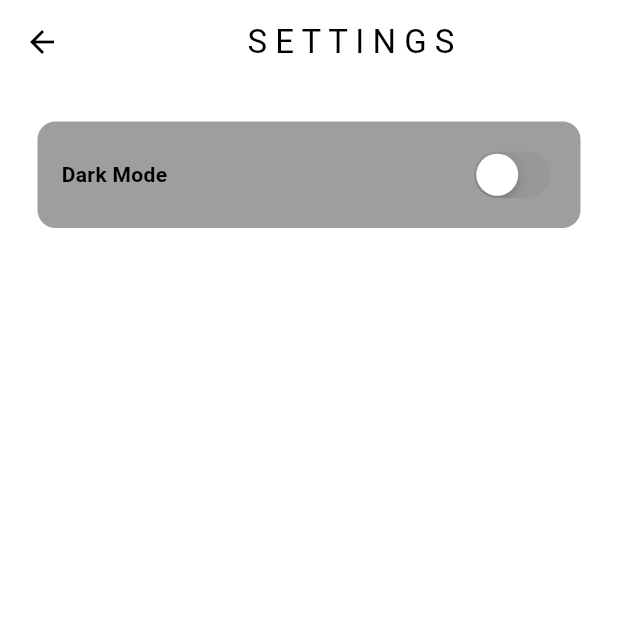
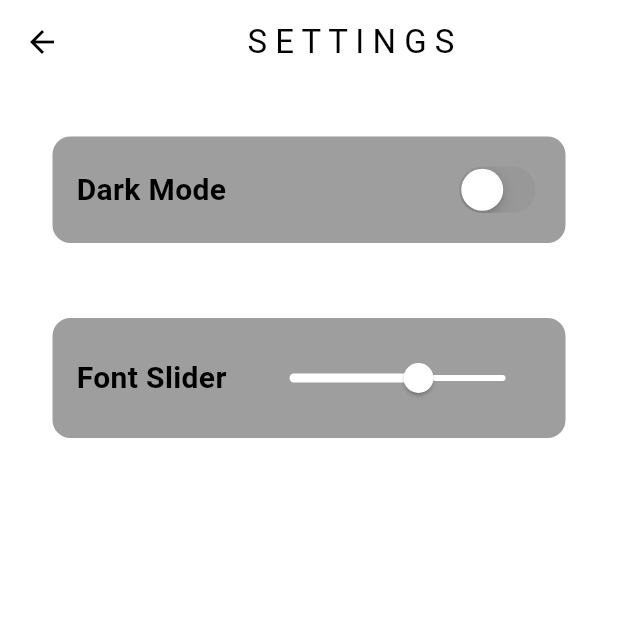
Before and after one commit to ceogyamfi/ALIN, a Flutter app: the screen it shows after launch, in the side drawer, after a tap on "S E T T I N G S", on a phone screen of 412 x 824 dp, the top half of it. Run offline on Flutter 3.47's test engine with Material 3 defaults, Android fonts, the phone set to English and light mode, and no system bars.

Commit message:
implemented the slider feature and it dynamically updates across screen with a Provider reference

```diff
--- /dev/null
+++ b/alin_ai/lib/font_control/fontslider_provider.dart
@@ -0,0 +1,12 @@
+import 'package:flutter/material.dart';
+
+class FontSliderProvider with ChangeNotifier {
+  double _value = 20;
+
+  double get value => _value;
+
+  void increment(double val) {
+    _value = val;
+    notifyListeners();
+  }
+}
--- a/alin_ai/lib/main.dart
+++ b/alin_ai/lib/main.dart
@@ -1,11 +1,17 @@
+import 'package:alin_ai/font_control/fontslider_provider.dart';
 import 'package:alin_ai/pages/home_page.dart';
 import 'package:alin_ai/theme/theme_provider.dart';
 import 'package:flutter/material.dart';
 import 'package:provider/provider.dart';
 
 void main() {
-  runApp(ChangeNotifierProvider(
-    create: (context) => ThemeProvider(),
+  runApp(MultiProvider(
+    providers: [
+      ChangeNotifierProvider(
+        create: (context) => ThemeProvider(),
+      ),
+      ChangeNotifierProvider(create: (context) => FontSliderProvider()),
+    ],
     child: const MainApp(),
   ));
 }
--- /dev/null
+++ b/alin_ai/lib/pages/dark_mode_toggle.dart
@@ -0,0 +1,40 @@
+import 'package:flutter/material.dart';
+import 'package:flutter/cupertino.dart';
+import 'package:alin_ai/font_control/fontslider_provider.dart';
+import 'package:alin_ai/theme/theme_provider.dart';
+import 'package:provider/provider.dart';
+
+class DarkModeContainer extends StatelessWidget {
+  const DarkModeContainer({super.key});
+
+  @override
+  Widget build(BuildContext context) {
+    return Container(
+      decoration: BoxDecoration(
+        color: Theme.of(context).colorScheme.primary,
+        borderRadius: BorderRadius.circular(12),
+      ),
+      padding: const EdgeInsets.all(16),
+      margin: const EdgeInsets.all(25),
+      child: Row(
+        mainAxisAlignment: MainAxisAlignment.spaceBetween,
+        children: [
+          Text(
+            "Dark Mode",
+            style: TextStyle(
+              fontWeight: FontWeight.bold,
+              fontSize: Provider.of<FontSliderProvider>(context).value,
+            ),
+          ),
+          CupertinoSwitch(
+            value:
+                Provider.of<ThemeProvider>(context, listen: false).isDarkMode,
+            onChanged: (value) =>
+                Provider.of<ThemeProvider>(context, listen: false)
+                    .toggleTheme(),
+          ),
+        ],
+      ),
+    );
+  }
+}
--- /dev/null
+++ b/alin_ai/lib/pages/font_slider_toggle.dart
@@ -0,0 +1,43 @@
+import 'package:flutter/material.dart';
+import 'package:alin_ai/font_control/fontslider_provider.dart';
+
+class FontSliderContainer extends StatelessWidget {
+  final FontSliderProvider fontSizeProvider;
+
+  const FontSliderContainer({required this.fontSizeProvider, super.key});
+
+  @override
+  Widget build(BuildContext context) {
+    return Container(
+      decoration: BoxDecoration(
+        color: Theme.of(context).colorScheme.primary,
+        borderRadius: BorderRadius.circular(12),
+      ),
+      padding: const EdgeInsets.all(16),
+      margin: const EdgeInsets.all(25),
+      child: Row(
+        mainAxisAlignment: MainAxisAlignment.spaceBetween,
+        children: [
+          Text(
+            "Font Slider",
+            style: TextStyle(
+              fontWeight: FontWeight.bold,
+              fontSize: fontSizeProvider.value,
+            ),
+          ),
+          Slider(
+            value: fontSizeProvider.value,
+            activeColor: Colors.white,
+            inactiveColor: Colors.white,
+            onChanged: (value) {
+              fontSizeProvider.increment(value);
+            },
+            divisions: 5,
+            min: 15,
+            max: 25,
+          ),
+        ],
+      ),
+    );
+  }
+}
--- a/alin_ai/lib/pages/settings_page.dart
+++ b/alin_ai/lib/pages/settings_page.dart
@@ -1,5 +1,6 @@
-import "package:alin_ai/theme/theme_provider.dart";
-import "package:flutter/cupertino.dart";
+import "package:alin_ai/font_control/fontslider_provider.dart";
+import "package:alin_ai/pages/dark_mode_toggle.dart";
+import "package:alin_ai/pages/font_slider_toggle.dart";
 import "package:flutter/material.dart";
 import "package:provider/provider.dart";
 
@@ -8,33 +9,20 @@ class SettingsPage extends StatelessWidget {
 
   @override
   Widget build(BuildContext context) {
+    final fontSizeProvider = Provider.of<FontSliderProvider>(context);
+
     return Scaffold(
       appBar: AppBar(
         title: const Center(
           child: Text("S E T T I N G S"),
         ),
       ),
-      body: Container(
-        decoration: BoxDecoration(
-            color: Theme.of(context).colorScheme.primary,
-            borderRadius: BorderRadius.circular(12)),
-        padding: const EdgeInsets.all(16),
-        margin: const EdgeInsets.all(25),
-        child: Row(
-          mainAxisAlignment: MainAxisAlignment.spaceBetween,
-          children: [
-            const Text(
-              "Dark Mode",
-              style: TextStyle(fontWeight: FontWeight.bold),
-            ),
-            CupertinoSwitch(
-                value: Provider.of<ThemeProvider>(context, listen: false)
-                    .isDarkMode,
-                onChanged: ((value) =>
-                    Provider.of<ThemeProvider>(context, listen: false)
-                        .toggleTheme()))
-          ],
-        ),
+      body: ListView(
+        padding: const EdgeInsets.all(10),
+        children: <Widget>[
+          const DarkModeContainer(),
+          FontSliderContainer(fontSizeProvider: fontSizeProvider),
+        ],
       ),
     );
   }
--- a/alin_ai/pubspec.yaml
+++ b/alin_ai/pubspec.yaml
@@ -18,3 +18,5 @@ dev_dependencies:
 
 flutter:
   uses-material-design: true
+  assets:
+  -     lib/images/
```
